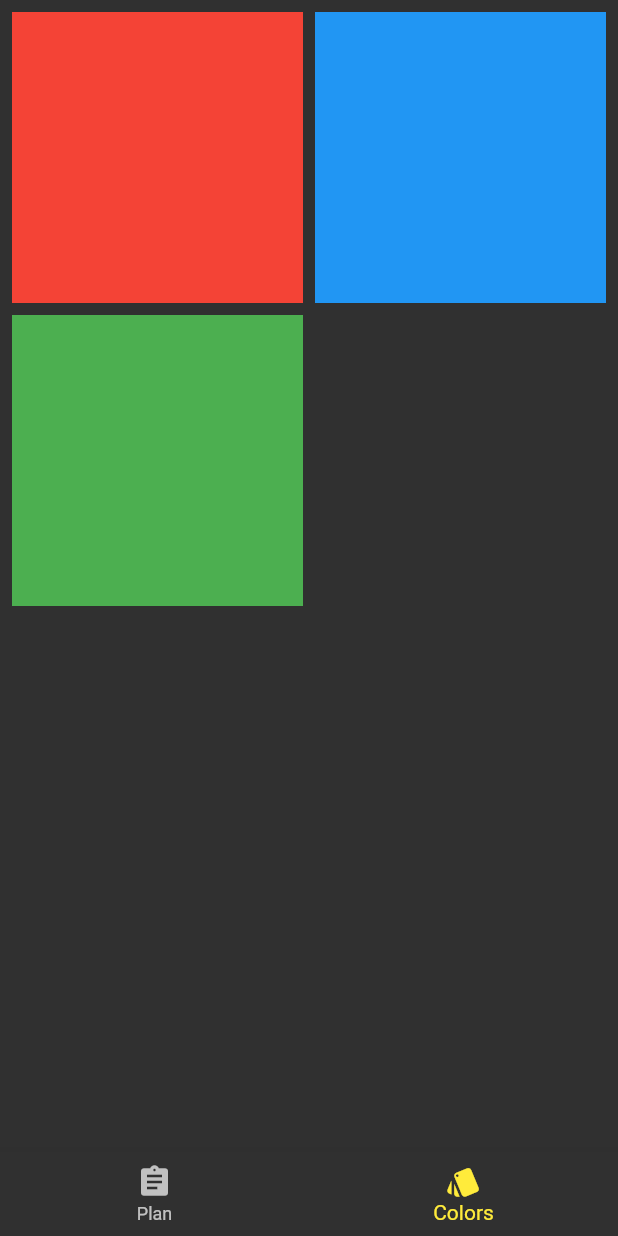
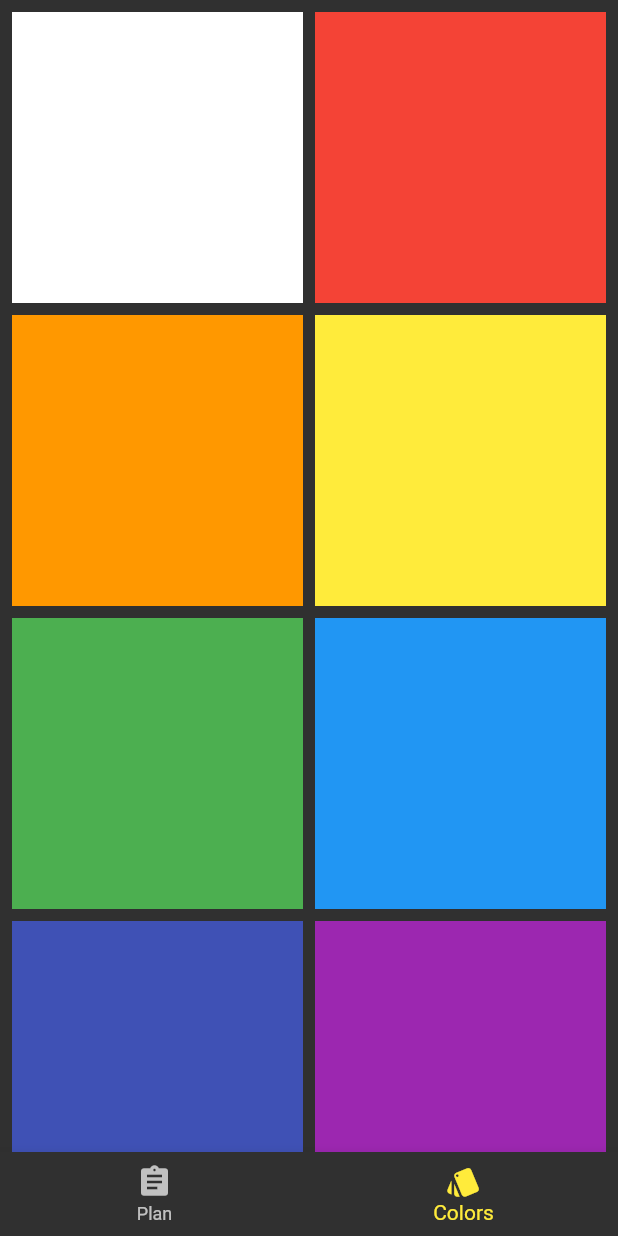
Before and after one commit to Senior033/presentation_materially_better, a Flutter app: the screen it shows after launch, item 2 of the bottom bar chosen, on a phone screen of 412 x 824 dp. Run offline on Flutter 3.47's test engine with Material 2 defaults, Android fonts, the phone set to English and light mode, and no system bars.

Commit message:
Step 3: Map all desired colors to square Containers in the gridview.

```diff
--- a/lib/colors_screen.dart
+++ b/lib/colors_screen.dart
@@ -1,3 +1,4 @@
+import 'package:final_app/demo_content/colors.dart';
 import 'package:flutter/material.dart';
 
 class ColorsScreen extends StatefulWidget {
@@ -16,17 +17,11 @@ class _ColorsScreenState extends State<ColorsScreen> {
         padding: const EdgeInsets.all(8.0),
         crossAxisSpacing: 8.0,
         mainAxisSpacing: 8.0,
-        children: <Widget>[
-          Container(
-            color: Colors.red,
-          ),
-          Container(
-            color: Colors.blue,
-          ),
-          Container(
-            color: Colors.green,
-          ),
-        ],
+        children: themeColors.map((Color color) {
+          return Container(
+            color: color,
+          );
+        }).toList(),
       ),
     );
   }
```
